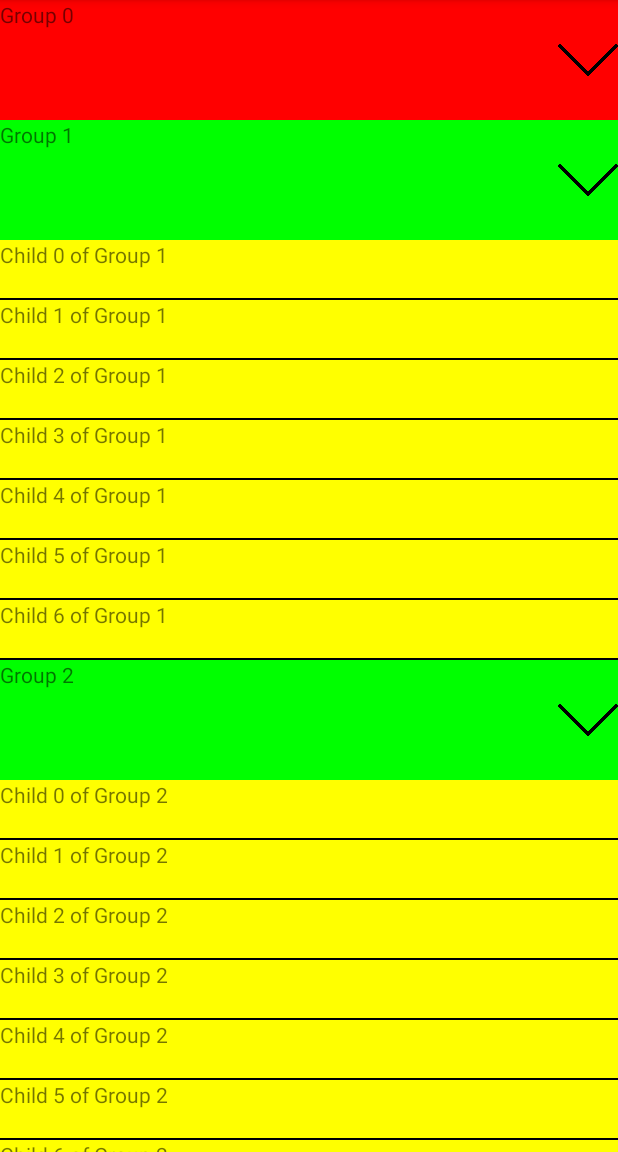
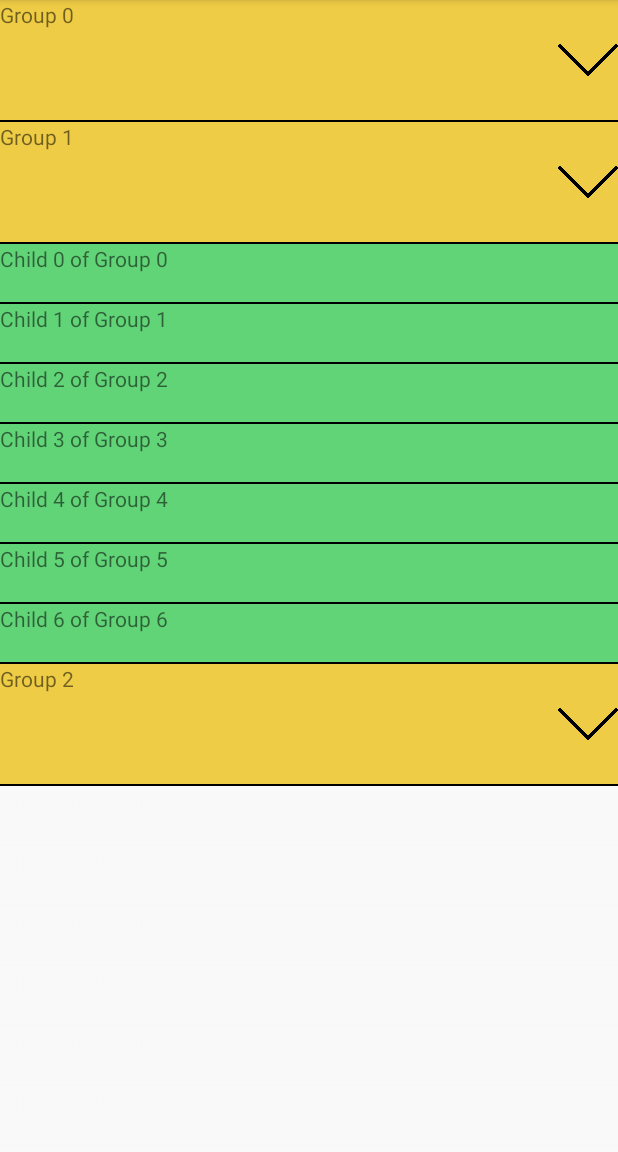
Before and after one commit to armansimonyan13/ExpandableRecyclerView, an Android app: the screen it shows after launch (MainActivity), after a tap on "ProjectX", on a phone screen of 412 x 824 dp, the part 84-1236 px from its top. Run offline under Robolectric (Android 15) with nearby library versions, the phone set to English and light mode, and no system bars.

Commit message:
Initial version of ExtendedLayoutManager

```diff
--- /dev/null
+++ b/app/src/main/java/com/example/armansimonyan/projectx/ExtendedLayoutManager.kt
@@ -0,0 +1,38 @@
+package com.example.armansimonyan.projectx
+
+import android.support.v7.widget.RecyclerView
+
+/**
+ * Created by armansimonyan
+ */
+class ExtendedLayoutManager : RecyclerView.LayoutManager() {
+
+	class LayoutParams(width: Int, height: Int) : RecyclerView.LayoutParams(width, height)
+
+	override fun generateDefaultLayoutParams(): RecyclerView.LayoutParams {
+		return LayoutParams(RecyclerView.LayoutParams.MATCH_PARENT, RecyclerView.LayoutParams.WRAP_CONTENT)
+	}
+
+	override fun onLayoutChildren(recycler: RecyclerView.Recycler, state: RecyclerView.State) {
+		detachAndScrapAttachedViews(recycler)
+
+		var position = 0;
+		var offset = 0
+
+		while (offset < height) {
+			val view = recycler.getViewForPosition(position)
+			addView(view)
+			measureChildWithMargins(view, 0, 0)
+			layoutDecoratedWithMargins(view, 0, offset, view.measuredWidth, offset + view.measuredHeight)
+
+			position++
+			offset += view.measuredHeight
+		}
+
+		log("Drawn $position items")
+	}
+
+	private fun log(message: String, vararg args: Any) {
+		Logger.log(message, args)
+	}
+}
--- a/app/src/main/java/com/example/armansimonyan/projectx/MainActivity.kt
+++ b/app/src/main/java/com/example/armansimonyan/projectx/MainActivity.kt
@@ -10,26 +10,22 @@ import android.view.MenuItem
 import java.util.ArrayList
 
 class MainActivity : AppCompatActivity() {
-	lateinit var adapter: Adapter
+	private lateinit var adapter: Adapter
 
 	override fun onCreate(savedInstanceState: Bundle?) {
 		super.onCreate(savedInstanceState)
 		setContentView(R.layout.activity_main)
 
 		val data = ArrayList<GroupItem>()
-		for (i in 0..99) {
-			val items = ArrayList<ChildItem>()
-			for (j in 0..6) {
-				val childItem = ChildItem("Child $j of Group $i")
-				items.add(childItem)
-			}
-			val groupItem = GroupItem("Group " + i, items)
+		(0..9).map {
+			val items = (0..6).map { ChildItem("Child $it of Group $it") }
+			val groupItem = GroupItem("Group $it", items)
 			groupItem.isExpanded = true
 			data.add(groupItem)
 		}
 
 		val recyclerView = findViewById<RecyclerView>(R.id.recycler)
-		recyclerView.layoutManager = LayoutManager()
+		recyclerView.layoutManager = ExtendedLayoutManager()
 		val itemAnimator = DefaultItemAnimator()
 		itemAnimator.removeDuration = 1000
 		itemAnimator.addDuration = 1000
--- a/app/src/main/res/layout/view_item_child.xml
+++ b/app/src/main/res/layout/view_item_child.xml
@@ -3,7 +3,8 @@
 		xmlns:android="http://schemas.android.com/apk/res/android"
 		android:orientation="vertical"
 		android:layout_width="match_parent"
-		android:layout_height="40dp">
+		android:layout_height="40dp"
+		android:background="#62D478">
 
 	<TextView
 			android:id="@+id/text"
--- a/app/src/main/res/layout/view_item_group.xml
+++ b/app/src/main/res/layout/view_item_group.xml
@@ -1,9 +1,15 @@
 <?xml version="1.0" encoding="utf-8"?>
 <LinearLayout
 		xmlns:android="http://schemas.android.com/apk/res/android"
-		android:orientation="horizontal"
+		android:orientation="vertical"
 		android:layout_width="match_parent"
-		android:layout_height="wrap_content">
+		android:layout_height="wrap_content"
+		android:background="#EFCC45">
+
+	<LinearLayout
+			android:layout_width="match_parent"
+			android:layout_height="wrap_content"
+			android:orientation="horizontal">
 
 		<TextView
 				android:id="@+id/text"
@@ -19,3 +25,10 @@
 				android:src="@drawable/arrows" />
 
 	</LinearLayout>
+
+	<View
+			android:layout_width="match_parent"
+			android:layout_height="1dp"
+			android:background="#000" />
+
+</LinearLayout>
```
Lines whose indentation alone changed are shown as unchanged.
